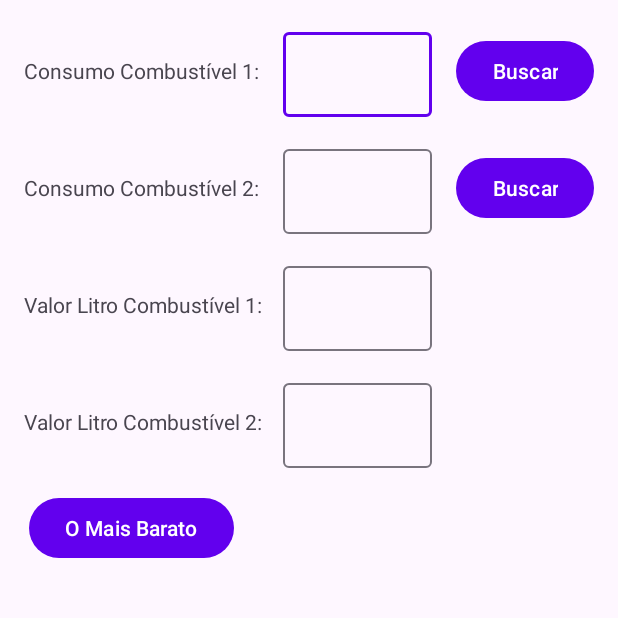
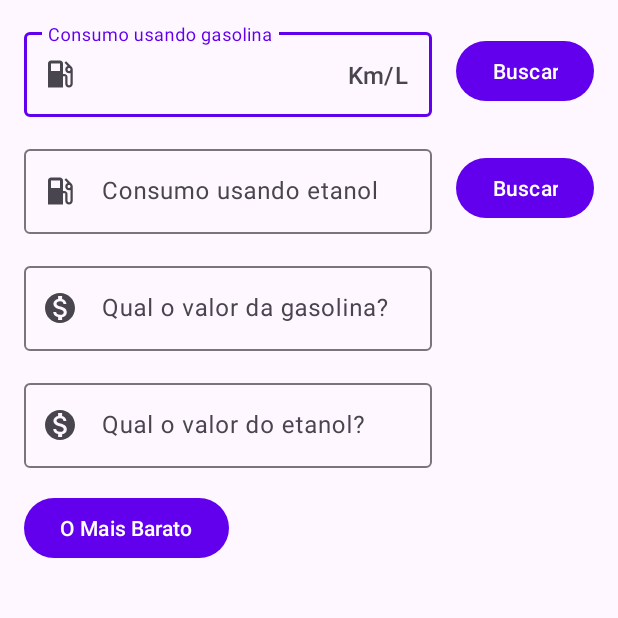
Before and after one commit to fernandogabrieu/FlexCalculator, an Android app: the screen it shows after launch (MainActivity), on a phone screen of 412 x 824 dp, the top half of it. Run offline under Robolectric (Android 15) with nearby library versions, the phone set to English and light mode, and no system bars.

Commit message:
Some changes

```diff
--- a/app/src/main/java/br/edu/utfpr/flexcalculator/MainActivity.kt
+++ b/app/src/main/java/br/edu/utfpr/flexcalculator/MainActivity.kt
@@ -43,9 +43,9 @@ class MainActivity : AppCompatActivity() {
             val df = DecimalFormat("0.00")
 
             val resumo: String = if (resultado1 < resultado2) {
-                "Abasteça com o combustível 1!\nCusto por KM: R$ " + df.format(resultado1) + "\n\nCombustível 2\nCusto por KM: R$ " + df.format(resultado2)
+                "Abasteça com Gasolina!\n\nA gasolina está custando R$" + df.format(resultado1) + " por Km, enquando o etanol está custando R$" + df.format(resultado2) + " por Km."
             } else {
-                "Abasteça com o combustível 2!\nEle custa R$ " + df.format(resultado2) + " por KM, enquanto o combustível 1 custa R$ " + df.format(resultado1) + " por KM."
+                "Abasteça com Etanol!\n\nO etanol está custando R$" + df.format(resultado2) + " por Km, enquanto a gasolina está custando R$" + df.format(resultado1) + " por Km."
             }
             binding.tvMaisBarato.text = resumo
         } else {
--- /dev/null
+++ b/app/src/main/res/drawable/ic_cash.xml
@@ -0,0 +1,5 @@
+<vector xmlns:android="http://schemas.android.com/apk/res/android" android:height="24dp" android:tint="#000000" android:viewportHeight="24" android:viewportWidth="24" android:width="24dp">
+
+    <path android:fillColor="@android:color/white" android:pathData="M12,2C6.48,2 2,6.48 2,12s4.48,10 10,10 10,-4.48 10,-10S17.52,2 12,2zM13.41,18.09L13.41,20h-2.67v-1.93c-1.71,-0.36 -3.16,-1.46 -3.27,-3.4h1.96c0.1,1.05 0.82,1.87 2.65,1.87 1.96,0 2.4,-0.98 2.4,-1.59 0,-0.83 -0.44,-1.61 -2.67,-2.14 -2.48,-0.6 -4.18,-1.62 -4.18,-3.67 0,-1.72 1.39,-2.84 3.11,-3.21L10.74,4h2.67v1.95c1.86,0.45 2.79,1.86 2.85,3.39L14.3,9.34c-0.05,-1.11 -0.64,-1.87 -2.22,-1.87 -1.5,0 -2.4,0.68 -2.4,1.64 0,0.84 0.65,1.39 2.67,1.91s4.18,1.39 4.18,3.91c-0.01,1.83 -1.38,2.83 -3.12,3.16z"/>
+
+</vector>
--- /dev/null
+++ b/app/src/main/res/drawable/ic_gas.xml
@@ -0,0 +1,5 @@
+<vector xmlns:android="http://schemas.android.com/apk/res/android" android:height="24dp" android:tint="#000000" android:viewportHeight="24" android:viewportWidth="24" android:width="24dp">
+
+    <path android:fillColor="@android:color/white" android:pathData="M19.77,7.23l0.01,-0.01 -3.72,-3.72L15,4.56l2.11,2.11c-0.94,0.36 -1.61,1.26 -1.61,2.33 0,1.38 1.12,2.5 2.5,2.5 0.36,0 0.69,-0.08 1,-0.21v7.21c0,0.55 -0.45,1 -1,1s-1,-0.45 -1,-1L17,14c0,-1.1 -0.9,-2 -2,-2h-1L14,5c0,-1.1 -0.9,-2 -2,-2L6,3c-1.1,0 -2,0.9 -2,2v16h10v-7.5h1.5v5c0,1.38 1.12,2.5 2.5,2.5s2.5,-1.12 2.5,-2.5L20.5,9c0,-0.69 -0.28,-1.32 -0.73,-1.77zM12,10L6,10L6,5h6v5zM18,10c-0.55,0 -1,-0.45 -1,-1s0.45,-1 1,-1 1,0.45 1,1 -0.45,1 -1,1z"/>
+
+</vector>
--- a/app/src/main/res/layout/activity_main.xml
+++ b/app/src/main/res/layout/activity_main.xml
@@ -7,43 +7,6 @@
     android:layout_height="match_parent"
     tools:context=".MainActivity">
 
-    <TextView
-        android:id="@+id/tvConsumo1"
-        android:layout_width="wrap_content"
-        android:layout_height="wrap_content"
-        android:layout_marginStart="16dp"
-        android:text="@string/consumo_combustivel_1"
-        app:layout_constraintBottom_toBottomOf="@+id/consumo1"
-        app:layout_constraintStart_toStartOf="parent"
-        app:layout_constraintTop_toTopOf="@+id/consumo1" />
-
-    <TextView
-        android:id="@+id/tvConsumo2"
-        android:layout_width="wrap_content"
-        android:layout_height="wrap_content"
-        android:text="@string/consumo_combustivel_2"
-        app:layout_constraintBottom_toBottomOf="@+id/consumo2"
-        app:layout_constraintStart_toStartOf="@+id/tvConsumo1"
-        app:layout_constraintTop_toTopOf="@+id/consumo2" />
-
-    <TextView
-        android:id="@+id/tvValor1"
-        android:layout_width="wrap_content"
-        android:layout_height="wrap_content"
-        android:text="@string/valor_litro_combustivel_1"
-        app:layout_constraintBottom_toBottomOf="@+id/valor1"
-        app:layout_constraintStart_toStartOf="@+id/tvConsumo2"
-        app:layout_constraintTop_toTopOf="@+id/valor1" />
-
-    <TextView
-        android:id="@+id/tvValor2"
-        android:layout_width="wrap_content"
-        android:layout_height="wrap_content"
-        android:text="@string/valor_litro_combustivel_2"
-        app:layout_constraintBottom_toBottomOf="@+id/valor2"
-        app:layout_constraintStart_toStartOf="@+id/tvValor1"
-        app:layout_constraintTop_toTopOf="@+id/valor2" />
-
     <com.google.android.material.textfield.TextInputLayout
         android:id="@+id/consumo1"
         android:layout_width="0dp"
@@ -51,9 +14,11 @@
         android:layout_marginStart="16dp"
         android:layout_marginTop="16dp"
         android:layout_marginEnd="16dp"
-        app:layout_constraintWidth_max="450dp"
+        android:hint="Consumo usando gasolina"
+        app:suffixText="Km/L"
+        app:startIconDrawable="@drawable/ic_gas"
         app:layout_constraintEnd_toStartOf="@+id/btBuscarConsumo1"
-        app:layout_constraintStart_toEndOf="@+id/tvConsumo1"
+        app:layout_constraintStart_toStartOf="parent"
         app:layout_constraintTop_toTopOf="parent">
 
         <com.google.android.material.textfield.TextInputEditText
@@ -80,6 +45,9 @@
         android:layout_width="0dp"
         android:layout_height="wrap_content"
         android:layout_marginTop="16dp"
+        android:hint="Consumo usando etanol"
+        app:suffixText="Km/L"
+        app:startIconDrawable="@drawable/ic_gas"
         app:layout_constraintEnd_toEndOf="@+id/consumo1"
         app:layout_constraintStart_toStartOf="@+id/consumo1"
         app:layout_constraintTop_toBottomOf="@+id/consumo1"
@@ -108,6 +76,9 @@
         android:layout_width="0dp"
         android:layout_height="wrap_content"
         android:layout_marginTop="16dp"
+        android:hint="Qual o valor da gasolina?"
+        app:prefixText="R$ "
+        app:startIconDrawable="@drawable/ic_cash"
         app:layout_constraintEnd_toEndOf="@+id/consumo2"
         app:layout_constraintStart_toStartOf="@+id/consumo2"
         app:layout_constraintTop_toBottomOf="@+id/consumo2"
@@ -126,6 +97,9 @@
         android:layout_width="0dp"
         android:layout_height="wrap_content"
         android:layout_marginTop="16dp"
+        android:hint="Qual o valor do etanol?"
+        app:prefixText="R$ "
+        app:startIconDrawable="@drawable/ic_cash"
         app:layout_constraintWidth_max="450dp"
         app:layout_constraintEnd_toEndOf="@+id/valor1"
         app:layout_constraintStart_toStartOf="@+id/valor1"
@@ -145,8 +119,7 @@
         android:layout_height="wrap_content"
         android:layout_marginTop="16dp"
         android:text="@string/o_mais_barato"
-        app:layout_constraintEnd_toEndOf="@+id/tvValor2"
-        app:layout_constraintStart_toStartOf="parent"
+        app:layout_constraintStart_toStartOf="@+id/valor2"
         app:layout_constraintTop_toBottomOf="@+id/valor2" />
 
     <TextView
@@ -156,6 +129,7 @@
         android:layout_marginStart="24dp"
         android:layout_marginTop="16dp"
         android:layout_marginEnd="24dp"
+        android:textAlignment="center"
         app:layout_constraintEnd_toEndOf="parent"
         app:layout_constraintStart_toEndOf="@+id/btMaisBarato"
         app:layout_constraintTop_toBottomOf="@+id/valor2" />
```
